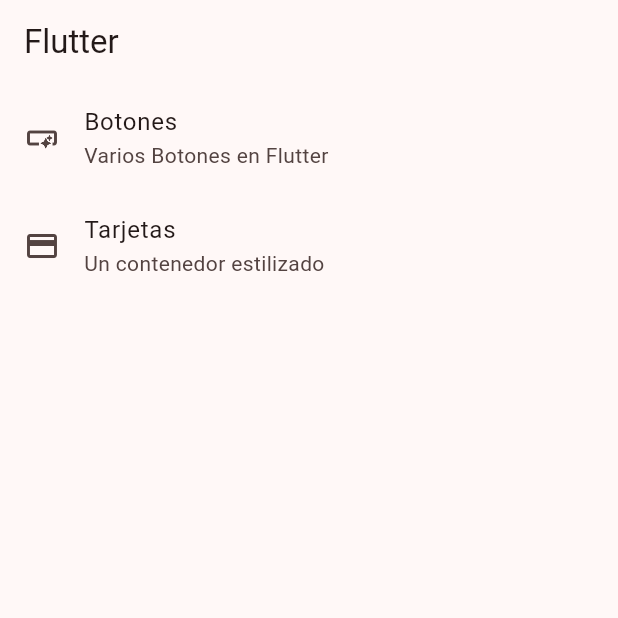
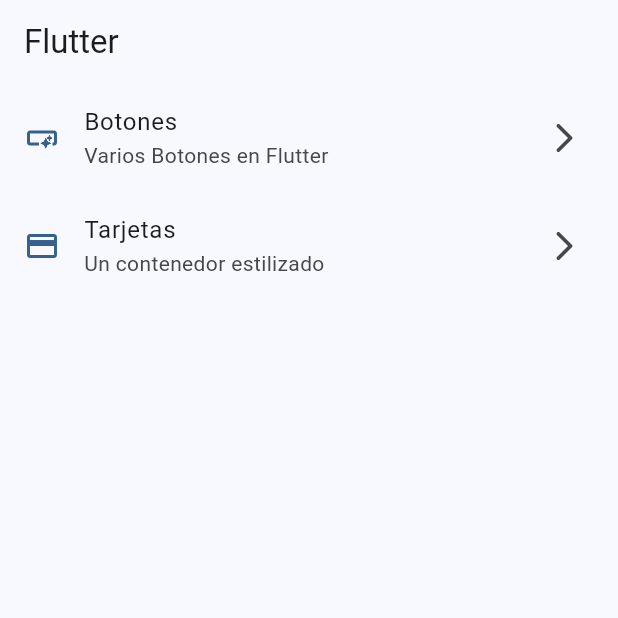
Before and after one commit to javierlobato/widgetapp, a Flutter app: the screen it shows after launch, on a phone screen of 412 x 824 dp, the top half of it. Run offline on Flutter 3.47's test engine with Material 3 defaults, Android fonts, the phone set to English and light mode, and no system bars.

Commit message:
listtile implemented in home screen

```diff
--- a/lib/config/themes/app_theme.dart
+++ b/lib/config/themes/app_theme.dart
@@ -15,7 +15,7 @@
   final int selectedColor;
 
   AppTheme({
-    this.selectedColor = 0
+    required this.selectedColor
 
   }): assert( selectedColor >= 0, 'Selected color must be greater then 0'),
       assert( selectedColor < colorList.length, 'Selected color must be less or equal than ${colorList.length - 1}');
@@ -23,7 +23,7 @@
 
   ThemeData getTheme() => ThemeData(
     useMaterial3: true,
-    colorSchemeSeed: colorList[0]
-  );
+    colorSchemeSeed: colorList[selectedColor]
+    );
 
 }
--- a/lib/main.dart
+++ b/lib/main.dart
@@ -11,8 +11,7 @@
   Widget build(BuildContext context) {
     return MaterialApp(
       debugShowCheckedModeBanner: false,
-      theme: AppTheme(selectedColor: 0).getTheme(),
-      title: 'Material App',
+      theme: AppTheme(selectedColor:1).getTheme(),//aqui se le cambia el color al tema
       home:const HomeScreen(),
     );
   }
--- a/lib/presentations/screens/home/home_screen.dart
+++ b/lib/presentations/screens/home/home_screen.dart
@@ -1,5 +1,3 @@
-import 'dart:html';
-
 import 'package:flutter/material.dart';
 import 'package:widgetapp/config/menu/menu_items.dart';
 
@@ -22,21 +20,36 @@
 
   @override
   Widget build(BuildContext context) {
+    return ListView.builder(
+        itemCount: appMenuItems.length,
+        itemBuilder: (context, index) {
+          final menuItem = appMenuItems[index];
 
+          return _CustomListTile(menuItem: menuItem);
+        });
+  }
+}
 
-    return ListView.builder(
-      itemCount: appMenuItems.length,
-      itemBuilder: (context, index) {
-        final menuItem = appMenuItems[index];
+class _CustomListTile extends StatelessWidget {
+  const _CustomListTile({
+    required this.menuItem,
+  });
 
-        return ListTile(
-          title: Text(menuItem.title),
-          subtitle: Text(menuItem.subTitle),
-          leading: Icon(menuItem.icon),
+  final MenuItems menuItem;
 
+  @override
+  Widget build(BuildContext context) {
 
-        );
-      }
+    final colors = Theme.of(context).colorScheme;
+
+    return ListTile(
+      title: Text(menuItem.title),
+      trailing:  const Icon(Icons.arrow_forward_ios_rounded),
+      subtitle: Text(menuItem.subTitle),
+      leading: Icon(menuItem.icon, color: colors.primary),
+      onTap: () {
+        //todo: navegara a ootraa pantalla.
+      },
     );
   }
 }
```
